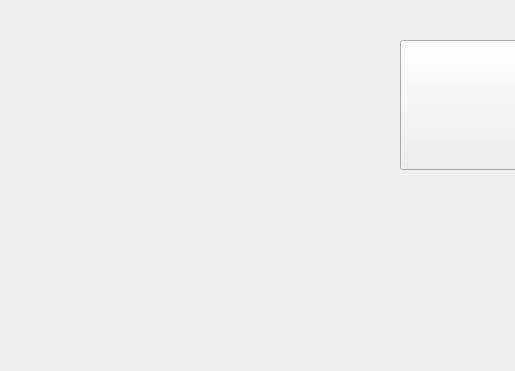
Above: ui/Bath_Room_win.ui from maajus/namas_main before the change; both pictures show x 0 to 515 and y 0 to 371 of the 1024 by 600 pixel window. Below: the same form after it.
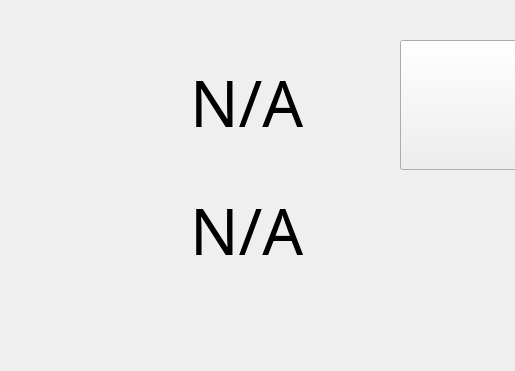
That is the form after the change.

```diff
--- a/ui/Bath_Room_win.ui
+++ b/ui/Bath_Room_win.ui
@@ -26,7 +26,7 @@
     <string>Back</string>
    </property>
   </widget>
-  <widget class="QWidget" name="">
+  <widget class="QWidget" name="layoutWidget">
    <property name="geometry">
     <rect>
      <x>400</x>
@@ -98,6 +98,44 @@
     </item>
    </layout>
   </widget>
+  <widget class="QWidget" name="layoutWidget">
+   <property name="geometry">
+    <rect>
+     <x>190</x>
+     <y>40</y>
+     <width>171</width>
+     <height>251</height>
+    </rect>
+   </property>
+   <layout class="QVBoxLayout" name="verticalLayout">
+    <item>
+     <widget class="QLabel" name="temp_label">
+      <property name="font">
+       <font>
+        <family>digitalk</family>
+        <pointsize>48</pointsize>
+       </font>
+      </property>
+      <property name="text">
+       <string>N/A</string>
+      </property>
+     </widget>
+    </item>
+    <item>
+     <widget class="QLabel" name="humi_label">
+      <property name="font">
+       <font>
+        <family>digitalk</family>
+        <pointsize>48</pointsize>
+       </font>
+      </property>
+      <property name="text">
+       <string>N/A</string>
+      </property>
+     </widget>
+    </item>
+   </layout>
+  </widget>
  </widget>
  <resources>
   <include location="../resources/res.qrc"/>
```
